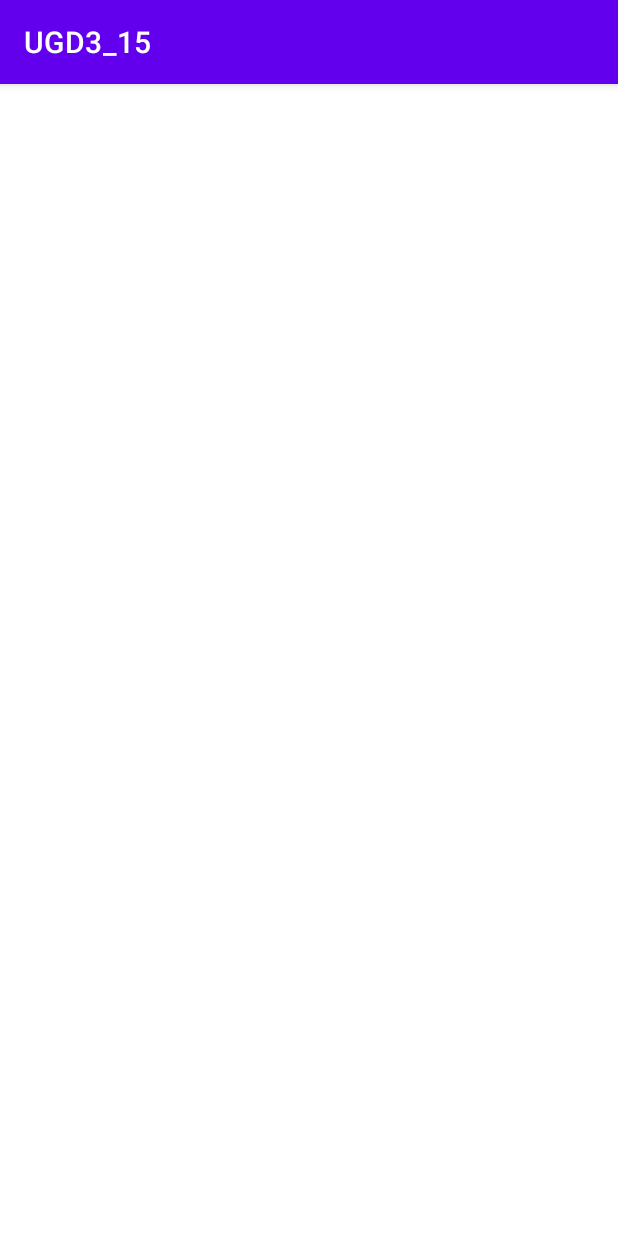
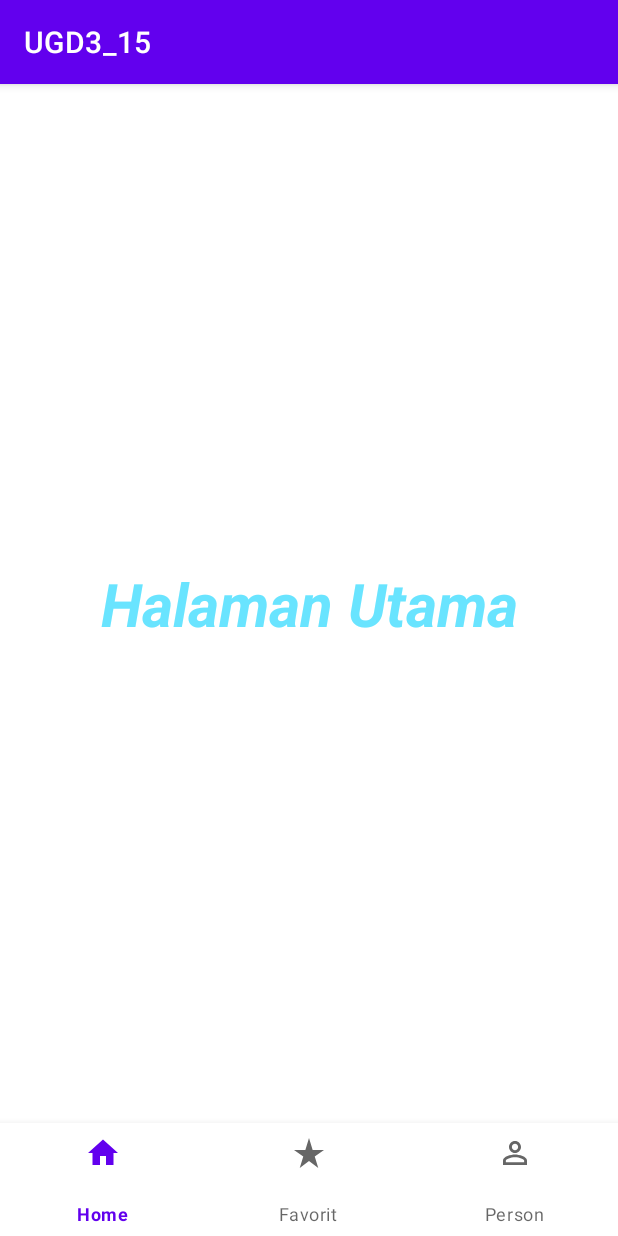
Before and after one commit to RenaSuban/UGD3_15, an Android app: the MainPageActivity screen opened directly, with no data from a screen before it, on a phone screen of 412 x 824 dp. Run offline under Robolectric (Android 15) with nearby library versions, the phone set to English and light mode, and no system bars.

Commit message:
Tugas Besar Kel 15

```diff
--- a/app/src/main/AndroidManifest.xml
+++ b/app/src/main/AndroidManifest.xml
@@ -13,6 +13,9 @@
         android:supportsRtl="true"
         android:theme="@style/Theme.UGD3_15"
         tools:targetApi="31">
+        <activity
+            android:name=".FragmentStar"
+            android:exported="false" />
         <activity
             android:name=".MainPageActivity"
             android:exported="false" />
--- /dev/null
+++ b/app/src/main/java/com/unguided/ugd3_15/MainFragment.kt
@@ -0,0 +1,59 @@
+package com.unguided.ugd3_15
+
+import android.os.Bundle
+import androidx.fragment.app.Fragment
+import android.view.LayoutInflater
+import android.view.View
+import android.view.ViewGroup
+
+// TODO: Rename parameter arguments, choose names that match
+// the fragment initialization parameters, e.g. ARG_ITEM_NUMBER
+private const val ARG_PARAM1 = "param1"
+private const val ARG_PARAM2 = "param2"
+
+/**
+ * A simple [Fragment] subclass.
+ * Use the [MainFragment.newInstance] factory method to
+ * create an instance of this fragment.
+ */
+class MainFragment : Fragment() {
+    // TODO: Rename and change types of parameters
+    private var param1: String? = null
+    private var param2: String? = null
+
+    override fun onCreate(savedInstanceState: Bundle?) {
+        super.onCreate(savedInstanceState)
+        arguments?.let {
+            param1 = it.getString(ARG_PARAM1)
+            param2 = it.getString(ARG_PARAM2)
+        }
+    }
+
+    override fun onCreateView(
+        inflater: LayoutInflater, container: ViewGroup?,
+        savedInstanceState: Bundle?
+    ): View? {
+        // Inflate the layout for this fragment
+        return inflater.inflate(R.layout.fragment_main, container, false)
+    }
+
+    companion object {
+        /**
+         * Use this factory method to create a new instance of
+         * this fragment using the provided parameters.
+         *
+         * @param param1 Parameter 1.
+         * @param param2 Parameter 2.
+         * @return A new instance of fragment MainFragment.
+         */
+        // TODO: Rename and change types and number of parameters
+        @JvmStatic
+        fun newInstance(param1: String, param2: String) =
+            MainFragment().apply {
+                arguments = Bundle().apply {
+                    putString(ARG_PARAM1, param1)
+                    putString(ARG_PARAM2, param2)
+                }
+            }
+    }
+}
--- a/app/src/main/java/com/unguided/ugd3_15/MainPageActivity.kt
+++ b/app/src/main/java/com/unguided/ugd3_15/MainPageActivity.kt
@@ -1,11 +1,28 @@
 package com.unguided.ugd3_15
 
+import android.content.DialogInterface
 import androidx.appcompat.app.AppCompatActivity
 import android.os.Bundle
+import androidx.appcompat.app.AlertDialog
+import androidx.fragment.app.Fragment
 
 class MainPageActivity : AppCompatActivity() {
     override fun onCreate(savedInstanceState: Bundle?) {
         super.onCreate(savedInstanceState)
         setContentView(R.layout.activity_main_page)
+
+        val firstFragment=MainFragment()
+        val secondFragment=StarFragment()
+        val thirdFragment=UserFragment()
+
+        val bottomNavigationView = findViewById<com.google.android.material.bottomnavigation.BottomNavigationView>(R.id.bottomNavigationView)
+
+        setCurrentFragment(firstFragment)
     }
-}
+
+    private fun setCurrentFragment(fragment: Fragment)=
+        supportFragmentManager.beginTransaction().apply {
+            replace(R.id.flFragment,fragment)
+            commit()
+        }
+     }
--- a/app/src/main/java/com/unguided/ugd3_15/RegisterActivity.kt
+++ b/app/src/main/java/com/unguided/ugd3_15/RegisterActivity.kt
@@ -69,5 +69,7 @@ class RegisterActivity : AppCompatActivity() {
             intent.putExtras(mBundle)
             startActivity(intent)
         }
+        val moveRegister = Intent(this@RegisterActivity, LoginActivity::class.java)
+        startActivity(moveRegister)
     }
 }
--- /dev/null
+++ b/app/src/main/java/com/unguided/ugd3_15/StarFragment.kt
@@ -0,0 +1,33 @@
+package com.unguided.ugd3_15
+
+import android.os.Bundle
+import androidx.fragment.app.Fragment
+import android.view.LayoutInflater
+import android.view.View
+import android.view.ViewGroup
+import androidx.recyclerview.widget.LinearLayoutManager
+import androidx.recyclerview.widget.RecyclerView
+import com.unguided.ugd3_15.entity.Star
+
+class StarFragment: Fragment() {
+    override fun onCreateView(
+        inflater: LayoutInflater, container: ViewGroup?,
+        savedInstanceState: Bundle?
+    ): View? {
+        return inflater.inflate(R.layout.fragment_star, container, false)
+    }
+
+    override fun onViewCreated(view: View, savedInstanceState: Bundle?) {
+        super.onViewCreated(view, savedInstanceState)
+        val layoutManager = LinearLayoutManager(context)
+       // val adapter : RVStarAdapter = RVStarAdapter()
+
+        //val rvStar : RecyclerView = view.findViewById(R.id.rv_star)
+
+        //rvStar.layoutManager = layoutManager
+
+       // rvStar.setHasFixedSize(true)
+
+        //rvStar.adapter = adapter
+    }
+}
--- /dev/null
+++ b/app/src/main/java/com/unguided/ugd3_15/entity/User.kt
@@ -0,0 +1,4 @@
+package com.unguided.ugd3_15.entity
+
+class User {
+}
--- a/app/src/main/res/layout/activity_main_page.xml
+++ b/app/src/main/res/layout/activity_main_page.xml
@@ -6,4 +6,24 @@
     android:layout_height="match_parent"
     tools:context=".MainPageActivity">
 
+    <FrameLayout
+        android:id="@+id/flFragment"
+        android:layout_width="match_parent"
+        android:layout_height="0dp"
+        app:layout_constraintBottom_toTopOf="@+id/bottomNavigationView"
+        app:layout_constraintEnd_toEndOf="parent"
+        app:layout_constraintHorizontal_bias="0.5"
+        app:layout_constraintStart_toStartOf="parent"
+        app:layout_constraintTop_toTopOf="parent" />
+
+    <com.google.android.material.bottomnavigation.BottomNavigationView
+        android:id="@+id/bottomNavigationView"
+        android:layout_width="match_parent"
+        android:layout_height="75dp"
+        app:layout_constraintBottom_toBottomOf="parent"
+        app:layout_constraintEnd_toEndOf="parent"
+        app:layout_constraintHorizontal_bias="0.5"
+        app:layout_constraintStart_toStartOf="parent"
+        app:menu="@menu/botnav_menu"/>
+
 </androidx.constraintlayout.widget.ConstraintLayout>
--- a/app/src/main/res/layout/activity_fragment_main.xml
+++ b/app/src/main/res/layout/fragment_main.xml
@@ -1,17 +1,17 @@
 <?xml version="1.0" encoding="utf-8"?>
-<androidx.constraintlayout.widget.ConstraintLayout xmlns:android="http://schemas.android.com/apk/res/android"
+<FrameLayout xmlns:android="http://schemas.android.com/apk/res/android"
     xmlns:app="http://schemas.android.com/apk/res-auto"
     xmlns:tools="http://schemas.android.com/tools"
     android:layout_width="match_parent"
     android:layout_height="match_parent"
-    tools:context=".FragmentMain">
+    tools:context=".MainPageActivity">
 
     <TextView
         android:id="@+id/firstFragment"
         android:layout_width="match_parent"
         android:layout_height="match_parent"
         android:text="Halaman Utama"
-        android:textColor="#25316D"
+        android:textColor="#C4DF"
         android:textSize="40sp"
         android:textStyle="italic|bold"
         android:gravity="center"
@@ -20,4 +20,4 @@
         app:layout_constraintStart_toStartOf="parent"
         app:layout_constraintTop_toTopOf="parent" />
 
-</androidx.constraintlayout.widget.ConstraintLayout>
+</FrameLayout>
--- a/app/src/main/res/values/strings.xml
+++ b/app/src/main/res/values/strings.xml
@@ -1,3 +1,5 @@
 <resources>
     <string name="app_name">UGD3_15</string>
+    <!-- TODO: Remove or change this placeholder text -->
+    <string name="hello_blank_fragment">Hello blank fragment</string>
 </resources>
```
Also changed, not shown: app/src/main/java/com/unguided/ugd3_15/FragmentMain.kt (deleted, +0 -11 lines), app/src/main/java/com/unguided/ugd3_15/LoginActivity.kt (+6 -2 lines), app/src/main/java/com/unguided/ugd3_15/RVStarAdapter.kt (added, +31 -0 lines), app/src/main/java/com/unguided/ugd3_15/UserFragment.kt (added, +59 -0 lines), app/src/main/java/com/unguided/ugd3_15/entity/Star.kt (added, +21 -0 lines), app/src/main/java/com/unguided/ugd3_15/entity/Toko.kt (deleted, +0 -20 lines), app/src/main/res/layout/fragment_star.xml (added, +14 -0 lines), app/src/main/res/layout/fragment_user.xml (added, +14 -0 lines), app/src/main/res/layout/rv_item_star.xml (added, +43 -0 lines), app/src/main/res/drawable-v24/keranjang.png (added).
